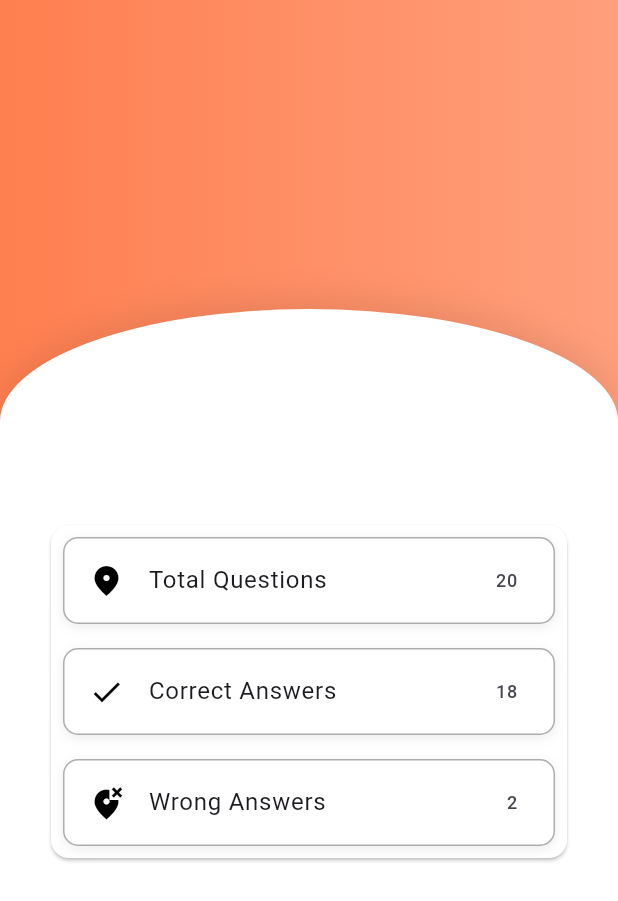
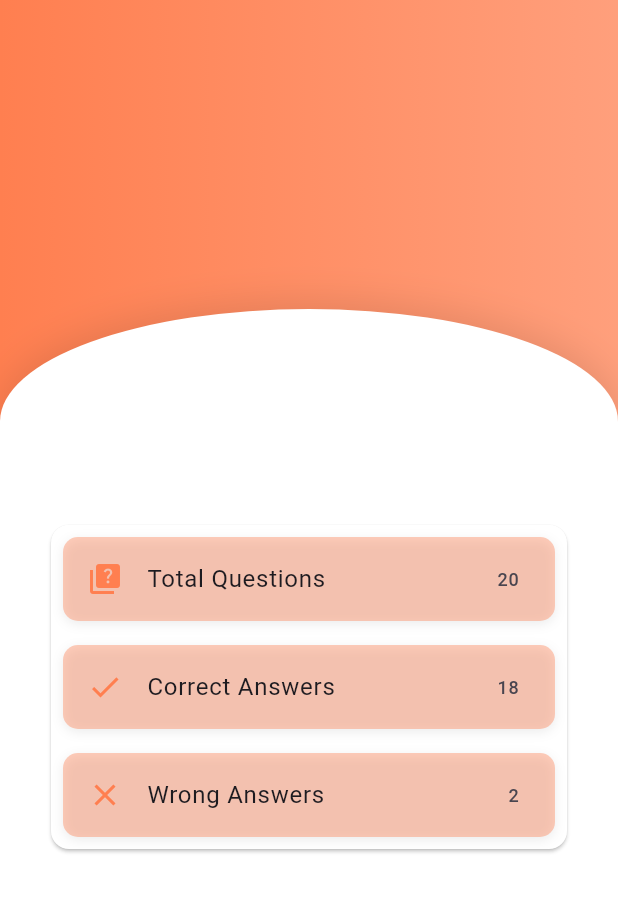
Before and after one commit to Bilal17809/GK-Quiz, a Flutter app: the ResultScreen screen opened by its route, on a phone screen of 412 x 824 dp. Shown: the top 901 px of the screen. Run offline on Flutter 3.47's test engine with Material 3 defaults, Android fonts, the phone set to English and light mode, and no system bars; drawn by our look-alikes of toastification; our stand-ins replace get, sqflite, step_progress_indicator; accounts and stored records are empty; Roboto replaces fonts that are missing (Montserrat).

Commit message:
Updated icons in result screen

```diff
--- a/lib/presentations/result/view/result_screen.dart
+++ b/lib/presentations/result/view/result_screen.dart
@@ -56,6 +56,7 @@ class ResultScreen extends StatelessWidget {
                               SizedBox(height: 40),
                               Expanded(
                                 child: ListView.builder(
+                                  physics: NeverScrollableScrollPhysics(),
                                   itemCount: 1,
                                   itemBuilder: (context, index) {
                                     return Card(
@@ -67,14 +68,14 @@ class ResultScreen extends StatelessWidget {
                                             child: Container(
                                               decoration: roundedDecoration
                                                   .copyWith(
-                                                    border: Border.all(
-                                                      color: greyBorderColor,
+                                                    color: kCoral.withAlpha(
+                                                      100,
                                                     ),
                                                   ),
                                               child: ListTile(
                                                 leading: Icon(
-                                                  Icons.fmd_good,
-                                                  color: kBlack,
+                                                  Icons.quiz,
+                                                  color: kCoral,
                                                 ),
                                                 title: Text('Total Questions'),
                                                 trailing: Text('20'),
@@ -87,14 +88,14 @@ class ResultScreen extends StatelessWidget {
                                             child: Container(
                                               decoration: roundedDecoration
                                                   .copyWith(
-                                                    border: Border.all(
-                                                      color: greyBorderColor,
+                                                    color: kCoral.withAlpha(
+                                                      100,
                                                     ),
                                                   ),
                                               child: ListTile(
                                                 leading: Icon(
-                                                  Icons.check,
-                                                  color: kBlack,
+                                                  Icons.done,
+                                                  color: kCoral,
                                                 ),
                                                 title: Text('Correct Answers'),
                                                 trailing: Text('18'),
@@ -106,14 +107,14 @@ class ResultScreen extends StatelessWidget {
                                             child: Container(
                                               decoration: roundedDecoration
                                                   .copyWith(
-                                                    border: Border.all(
-                                                      color: greyBorderColor,
+                                                    color: kCoral.withAlpha(
+                                                      100,
                                                     ),
                                                   ),
                                               child: ListTile(
                                                 leading: Icon(
-                                                  Icons.wrong_location,
-                                                  color: kBlack,
+                                                  Icons.close,
+                                                  color: kCoral,
                                                 ),
                                                 title: Text('Wrong Answers'),
                                                 trailing: Text('2'),
```
